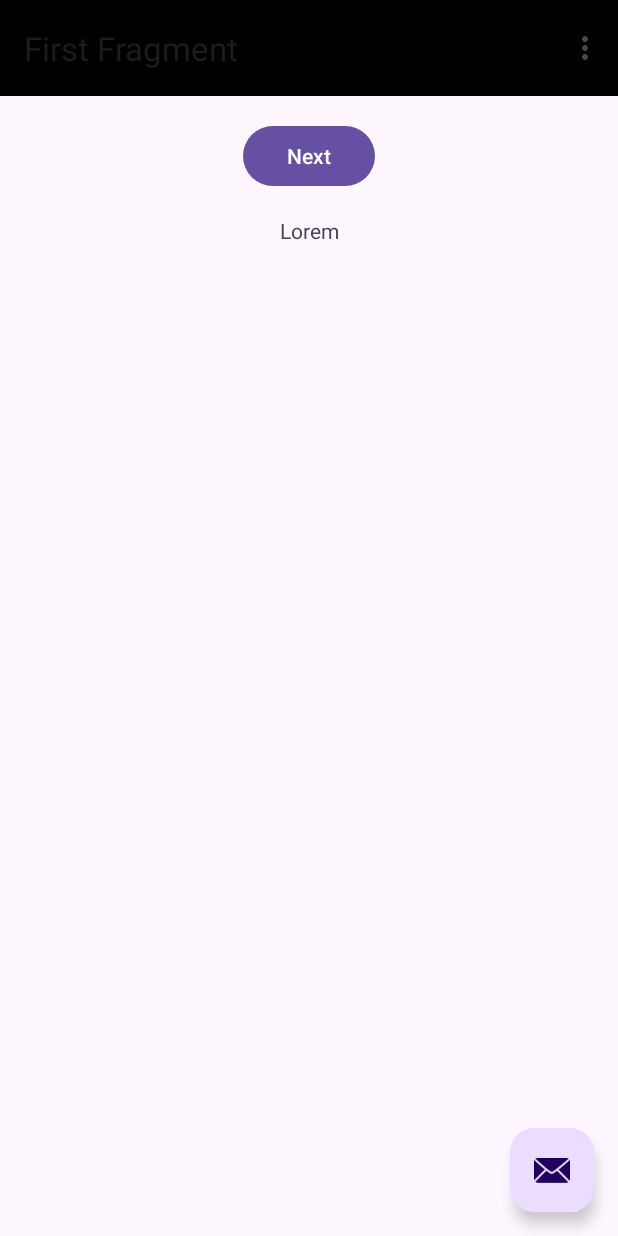
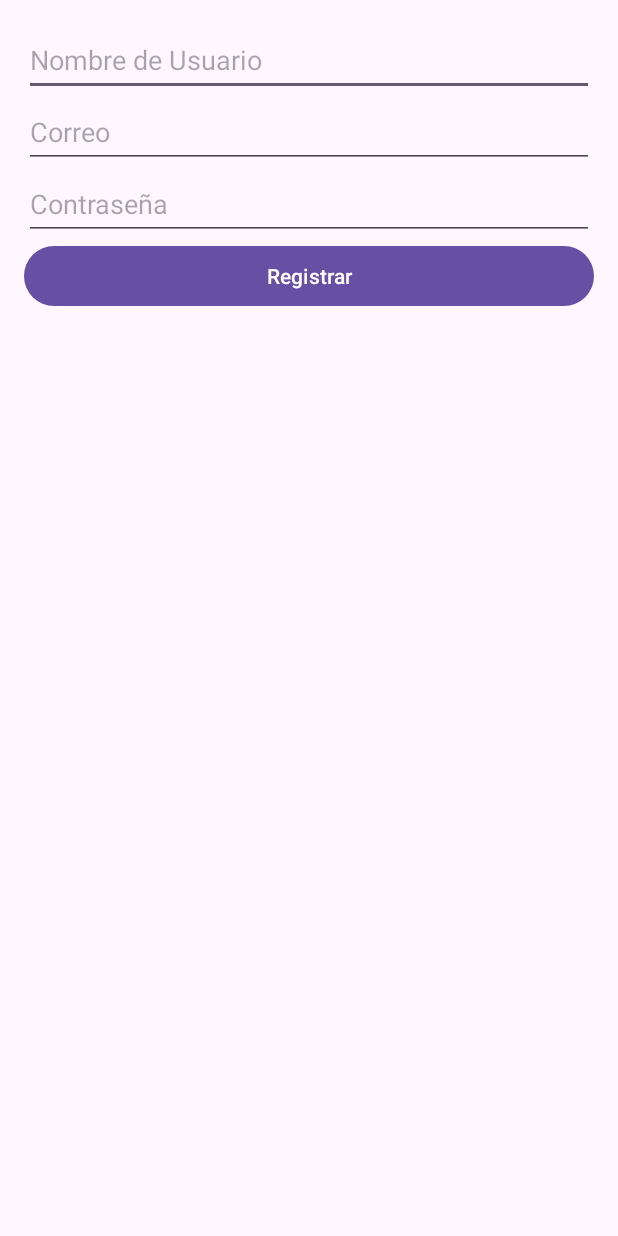
Before and after one commit to henadalGH/StudyManager, an Android app: the screen it shows after launch (MainActivity before the commit, RegistroActivity after it), in the options menu, after a tap on "Registarse", on a phone screen of 412 x 824 dp. Run offline under Robolectric (Android 15) with nearby library versions, the phone set to English and light mode, and no system bars; our stand-ins replace navigation-ui.

Commit message:
primer commit de la rama segact (creacion y agregado de la accion item)

```diff
--- a/app/build.gradle.kts
+++ b/app/build.gradle.kts
@@ -44,6 +44,7 @@ dependencies {
     implementation(libs.annotation)
     implementation(libs.lifecycle.livedata.ktx)
     implementation(libs.lifecycle.viewmodel.ktx)
+    implementation(libs.activity)
     testImplementation(libs.junit)
     androidTestImplementation(libs.ext.junit)
     androidTestImplementation(libs.espresso.core)
--- a/app/src/main/AndroidManifest.xml
+++ b/app/src/main/AndroidManifest.xml
@@ -12,6 +12,9 @@
         android:supportsRtl="true"
         android:theme="@style/Theme.StudyManager"
         tools:targetApi="31">
+        <activity
+            android:name=".RegistroActivity"
+            android:exported="false" />
         <activity
             android:name=".ui.login.LoginActivity"
             android:exported="false"
--- a/app/src/main/java/com/example/studymanager/MainActivity.java
+++ b/app/src/main/java/com/example/studymanager/MainActivity.java
@@ -68,6 +68,10 @@ public class MainActivity extends AppCompatActivity {
         } else if (id == R.id.InLogin) {
             Intent loginAct = new Intent(MainActivity.this, LoginActivity.class);
             startActivity(loginAct);
+        }else
+        {
+            Intent regAct = new Intent(MainActivity.this, RegistroActivity.class);
+            startActivity(regAct);
         }
 
         return super.onOptionsItemSelected(item);
--- /dev/null
+++ b/app/src/main/java/com/example/studymanager/RegistroActivity.java
@@ -0,0 +1,24 @@
+package com.example.studymanager;
+
+import android.os.Bundle;
+
+import androidx.activity.EdgeToEdge;
+import androidx.appcompat.app.AppCompatActivity;
+import androidx.core.graphics.Insets;
+import androidx.core.view.ViewCompat;
+import androidx.core.view.WindowInsetsCompat;
+
+public class RegistroActivity extends AppCompatActivity {
+
+    @Override
+    protected void onCreate(Bundle savedInstanceState) {
+        super.onCreate(savedInstanceState);
+        EdgeToEdge.enable(this);
+        setContentView(R.layout.activity_registro);
+        ViewCompat.setOnApplyWindowInsetsListener(findViewById(R.id.main), (v, insets) -> {
+            Insets systemBars = insets.getInsets(WindowInsetsCompat.Type.systemBars());
+            v.setPadding(systemBars.left, systemBars.top, systemBars.right, systemBars.bottom);
+            return insets;
+        });
+    }
+}
--- /dev/null
+++ b/app/src/main/res/layout/activity_registro.xml
@@ -0,0 +1,51 @@
+<?xml version="1.0" encoding="utf-8"?>
+<androidx.constraintlayout.widget.ConstraintLayout xmlns:android="http://schemas.android.com/apk/res/android"
+    xmlns:app="http://schemas.android.com/apk/res-auto"
+    xmlns:tools="http://schemas.android.com/tools"
+    android:id="@+id/main"
+    android:layout_width="match_parent"
+    android:layout_height="match_parent"
+    tools:context=".RegistroActivity">
+
+
+    <ScrollView
+        android:layout_width="match_parent"
+        android:layout_height="match_parent">
+
+        <LinearLayout
+            android:layout_width="match_parent"
+            android:layout_height="match_parent"
+            android:orientation="vertical"
+            android:padding="16dp">
+
+            <EditText
+                android:id="@+id/et_username"
+                android:layout_width="match_parent"
+                android:layout_height="wrap_content"
+                android:hint="Nombre de Usuario"
+                android:minHeight="48dp" />
+
+            <EditText
+                android:id="@+id/et_email"
+                android:layout_width="match_parent"
+                android:layout_height="wrap_content"
+                android:hint="Correo"
+                android:minHeight="48dp" />
+
+            <EditText
+                android:id="@+id/et_password"
+                android:layout_width="match_parent"
+                android:layout_height="wrap_content"
+                android:hint="Contraseña"
+                android:inputType="textPassword"
+                android:minHeight="48dp" />
+
+            <Button
+                android:id="@+id/btn_register"
+                android:layout_width="match_parent"
+                android:layout_height="wrap_content"
+                android:text="Registrar" />
+        </LinearLayout>
+    </ScrollView>
+
+</androidx.constraintlayout.widget.ConstraintLayout>
--- a/gradle/libs.versions.toml
+++ b/gradle/libs.versions.toml
@@ -11,6 +11,7 @@ navigationUi = "2.8.1"
 annotation = "1.8.2"
 lifecycleLivedataKtx = "2.8.6"
 lifecycleViewmodelKtx = "2.8.6"
+activity = "1.9.2"
 
 [libraries]
 junit = { group = "junit", name = "junit", version.ref = "junit" }
@@ -24,6 +25,7 @@ navigation-ui = { group = "androidx.navigation", name = "navigation-ui", version
 annotation = { group = "androidx.annotation", name = "annotation", version.ref = "annotation" }
 lifecycle-livedata-ktx = { group = "androidx.lifecycle", name = "lifecycle-livedata-ktx", version.ref = "lifecycleLivedataKtx" }
 lifecycle-viewmodel-ktx = { group = "androidx.lifecycle", name = "lifecycle-viewmodel-ktx", version.ref = "lifecycleViewmodelKtx" }
+activity = { group = "androidx.activity", name = "activity", version.ref = "activity" }
 
 [plugins]
 android-application = { id = "com.android.application", version.ref = "agp" }
```
